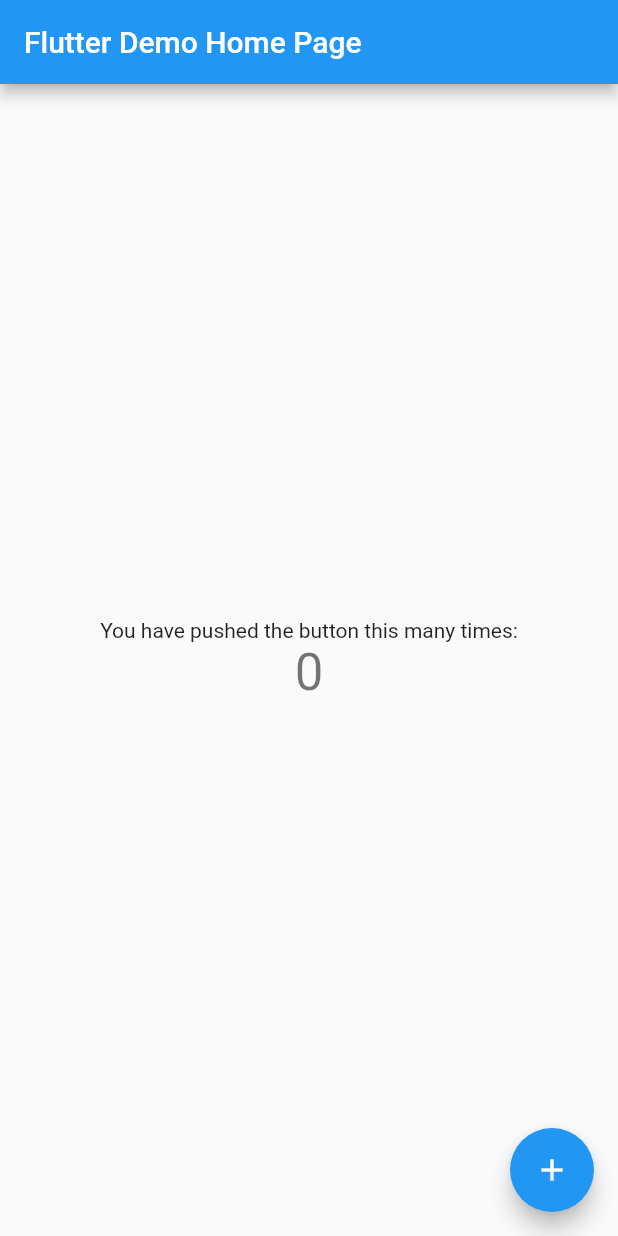
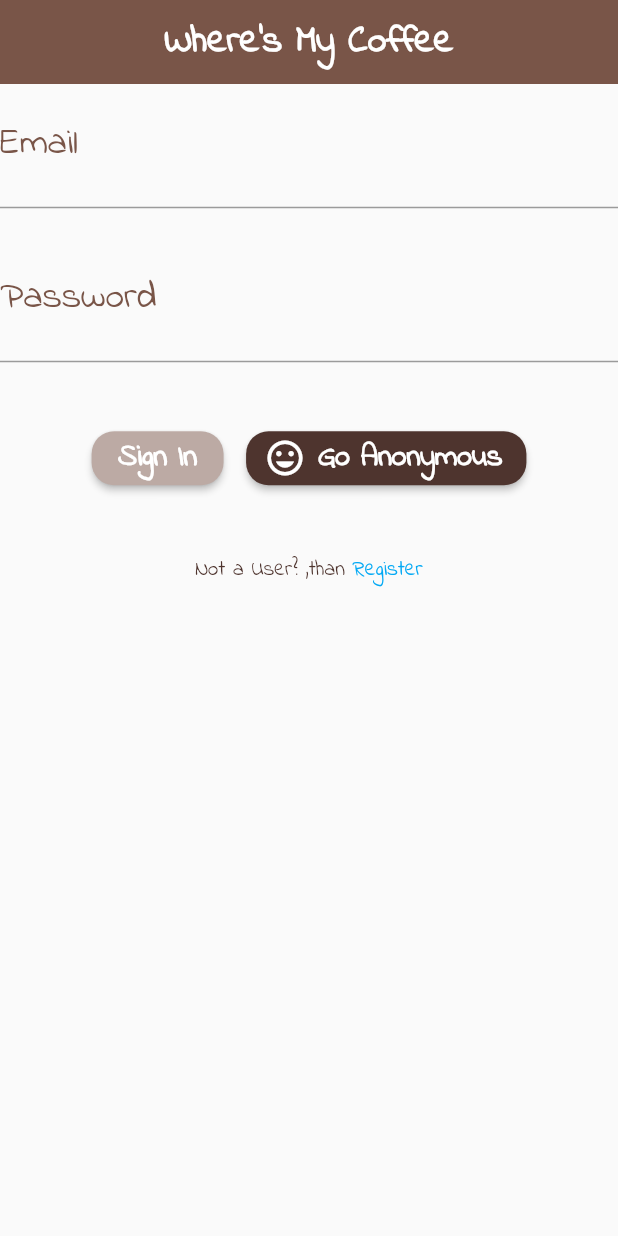
Before and after one commit to SyedMuhammadMuhid/Firebase, a Flutter app: the screen it shows after launch, on a phone screen of 412 x 824 dp. Run offline on Flutter 3.47's test engine with Material 2 defaults, Android fonts, the phone set to English and light mode, and no system bars; our stand-ins replace firebase_auth, firebase_core, flutter_spinkit; accounts and stored records are empty.

Commit message:
change in text

```diff
--- a/lib/main.dart
+++ b/lib/main.dart
@@ -1,117 +1,38 @@
+import 'package:fire_base/screens/authentication/register.dart';
+import 'package:fire_base/screens/authentication/signin.dart';
+import 'package:fire_base/screens/home/home.dart';
+import 'package:fire_base/screens/wrapper.dart';
+import 'package:fire_base/services/auth.dart';
+import 'package:firebase_auth/firebase_auth.dart';
+import 'package:firebase_core/firebase_core.dart';
 import 'package:flutter/material.dart';
+import 'package:provider/provider.dart';
 
-void main() {
-  runApp(MyApp());
+void main() async{
+  WidgetsFlutterBinding.ensureInitialized();
+  await Firebase.initializeApp();
+  runApp(StreamProvider<User>.value(
+      value: AuthService().user,
+      child:MaterialApp(
+    home: Main(),
+        /*routes: {
+      '/signin': (context)=> SignIn(),
+          '/signup': (context)=> Register(),
+        },*/
+
+  )));
 }
 
-class MyApp extends StatelessWidget {
-  // This widget is the root of your application.
+class Main extends StatefulWidget {
+  @override
+  _HomeState createState() => _HomeState();
+}
+
+class _HomeState extends State<Main> {
   @override
   Widget build(BuildContext context) {
-    return MaterialApp(
-      title: 'Flutter',
-      theme: ThemeData(
-        // This is the theme of your application.
-        //
-        // Try running your application with "flutter run". You'll see the
-        // application has a blue toolbar. Then, without quitting the app, try
-        // changing the primarySwatch below to Colors.green and then invoke
-        // "hot reload" (press "r" in the console where you ran "flutter run",
-        // or simply save your changes to "hot reload" in a Flutter IDE).
-        // Notice that the counter didn't reset back to zero; the application
-        // is not restarted.
-        primarySwatch: Colors.blue,
-        // This makes the visual density adapt to the platform that you run
-        // the app on. For desktop platforms, the controls will be smaller and
-        // closer together (more dense) than on mobile platforms.
-        visualDensity: VisualDensity.adaptivePlatformDensity,
-      ),
-      home: MyHomePage(title: 'Flutter Demo Home Page'),
-    );
+    //return Wrapper();
+
+    return Wrapper();
   }
 }
-
-class MyHomePage extends StatefulWidget {
-  MyHomePage({Key key, this.title}) : super(key: key);
-
-  // This widget is the home page of your application. It is stateful, meaning
-  // that it has a State object (defined below) that contains fields that affect
-  // how it looks.
-
-  // This class is the configuration for the state. It holds the values (in this
-  // case the title) provided by the parent (in this case the App widget) and
-  // used by the build method of the State. Fields in a Widget subclass are
-  // always marked "final".
-
-  final String title;
-
-  @override
-  _MyHomePageState createState() => _MyHomePageState();
-}
-
-class _MyHomePageState extends State<MyHomePage> {
-  int _counter = 0;
-
-  void _incrementCounter() {
-    setState(() {
-      // This call to setState tells the Flutter framework that something has
-      // changed in this State, which causes it to rerun the build method below
-      // so that the display can reflect the updated values. If we changed
-      // _counter without calling setState(), then the build method would not be
-      // called again, and so nothing would appear to happen.
-      _counter++;
-    });
-  }
-
-  @override
-  Widget build(BuildContext context) {
-    // This method is rerun every time setState is called, for instance as done
-    // by the _incrementCounter method above.
-    //
-    // The Flutter framework has been optimized to make rerunning build methods
-    // fast, so that you can just rebuild anything that needs updating rather
-    // than having to individually change instances of widgets.
-    return Scaffold(
-      appBar: AppBar(
-        // Here we take the value from the MyHomePage object that was created by
-        // the App.build method, and use it to set our appbar title.
-        title: Text(widget.title),
-      ),
-      body: Center(
-        // Center is a layout widget. It takes a single child and positions it
-        // in the middle of the parent.
-        child: Column(
-          // Column is also a layout widget. It takes a list of children and
-          // arranges them vertically. By default, it sizes itself to fit its
-          // children horizontally, and tries to be as tall as its parent.
-          //
-          // Invoke "debug painting" (press "p" in the console, choose the
-          // "Toggle Debug Paint" action from the Flutter Inspector in Android
-          // Studio, or the "Toggle Debug Paint" command in Visual Studio Code)
-          // to see the wireframe for each widget.
-          //
-          // Column has various properties to control how it sizes itself and
-          // how it positions its children. Here we use mainAxisAlignment to
-          // center the children vertically; the main axis here is the vertical
-          // axis because Columns are vertical (the cross axis would be
-          // horizontal).
-          mainAxisAlignment: MainAxisAlignment.center,
-          children: <Widget>[
-            Text(
-              'You have pushed the button this many times:',
-            ),
-            Text(
-              '$_counter',
-              style: Theme.of(context).textTheme.headline4,
-            ),
-          ],
-        ),
-      ),
-      floatingActionButton: FloatingActionButton(
-        onPressed: _incrementCounter,
-        tooltip: 'Increment',
-        child: Icon(Icons.add),
-      ), // This trailing comma makes auto-formatting nicer for build methods.
-    );
-  }
-}
--- /dev/null
+++ b/lib/screens/authentication/authentication.dart
@@ -0,0 +1,31 @@
+import 'package:fire_base/screens/authentication/register.dart';
+import 'package:fire_base/screens/authentication/signin.dart';
+import 'package:flutter/material.dart';
+
+
+class Authentication extends StatefulWidget {
+  @override
+  _AuthenticationState createState() => _AuthenticationState();
+}
+
+class _AuthenticationState extends State<Authentication> {
+  @override
+  bool toggler=true;
+  void changer_toggler()
+  {
+    setState(() {
+      toggler= !toggler;
+    });
+
+  }
+  Widget build(BuildContext context) {
+
+    if(toggler==true)
+      {
+        return Container(child:SignIn(changer_toggler: changer_toggler));
+      }
+    else if (toggler==false){
+      return Container(child:Register(changer_toggler: changer_toggler));
+    }
+  }
+}
--- /dev/null
+++ b/lib/screens/authentication/signin.dart
@@ -0,0 +1,184 @@
+import 'package:fire_base/screens/authentication/authentication.dart';
+import 'package:fire_base/screens/authentication/register.dart';
+import 'package:fire_base/services/auth.dart';
+import 'package:firebase_auth/firebase_auth.dart';
+import 'package:flutter/gestures.dart';
+import 'package:flutter/material.dart';
+import 'package:flutter/widgets.dart';
+import 'package:flutter_spinkit/flutter_spinkit.dart';
+import 'package:provider/provider.dart';
+
+
+class SignIn extends StatefulWidget {
+  @override
+  Function changer_toggler;
+  SignIn({this.changer_toggler});
+  _SignInState createState() => _SignInState();
+}
+
+class _SignInState extends State<SignIn> {
+  final AuthService _authService= AuthService();
+  final _key= GlobalKey<FormState>();
+  @override
+  bool isloading= false;
+  String email=' ';
+  String pass=' ';
+  Widget build(BuildContext context) {
+    final user=Provider.of<User>(context);
+
+    return Scaffold(
+      appBar: AppBar(
+        backgroundColor: Colors.brown[500],
+        title: Text("Where's My Coffee",
+        style: TextStyle(
+            fontSize: 25,
+          fontFamily: 'IndieFlower',
+          fontWeight: FontWeight.bold,
+
+        ),),
+        elevation: 0.0,
+        centerTitle: true,
+      ),
+      body: Center(
+        child: Column(
+          children:[
+            Form(
+              key: _key,
+              child: Column(
+                children: [
+                  TextFormField(
+                    validator: (val)=> val.isEmpty ? 'Enter Email': null,
+                    onChanged: (val){
+                      setState(() {
+                        email=val;
+                      });
+                    },
+                    style: TextStyle(
+                      fontFamily: 'IndieFlower',
+                      color: Colors.brown[800],
+                      fontSize: 25,
+                    ),
+                    decoration: InputDecoration(
+                    labelText: 'Email',
+                    labelStyle: TextStyle(
+                    fontSize: 25,
+                    fontFamily: 'IndieFlower',
+                        color: Colors.brown[500]
+                    ),)
+                  ),
+                  SizedBox(height: 20,),
+                  TextFormField(
+                    validator: (val)=> val.length <6 ? 'Password Length': null,
+                    obscureText: true,
+                    onChanged: (val){
+                      setState(() {
+                        pass=val;
+                      });
+                    },
+                    style: TextStyle(
+                        fontFamily: 'IndieFlower',
+                        color: Colors.brown[800],
+                        fontSize: 25,
+
+                  ),
+                        decoration: InputDecoration(
+                                labelText: 'Password',
+                                labelStyle: TextStyle(
+                                     fontSize: 25,
+                                     fontFamily: 'IndieFlower',
+                                     color: Colors.brown[500]
+                                 ),)),
+                ],
+              ),
+            ),
+          Container(
+            padding: EdgeInsets.symmetric(horizontal: 20,vertical: 40),
+          child: Row(
+            mainAxisAlignment: MainAxisAlignment.center,
+            children: [
+              RaisedButton(
+                color: Colors.brown[200],
+                onPressed: () async {
+                  if(_key.currentState.validate()){
+                    setState(() {
+                      isloading=true;
+                    });
+                   dynamic result= await _authService.SignInwithEmailPass(email, pass);
+                   if( result ==null){
+                      print('invalidity occured while signing in');
+                   }
+                  }
+
+                },
+                shape: RoundedRectangleBorder(
+                    borderRadius: BorderRadius.circular(15)
+                ),
+                child: Text('Sign In',
+                  style: TextStyle(
+                    color: Colors.white,
+                    fontFamily: 'IndieFlower',
+                    fontSize: 20,
+                    fontWeight: FontWeight.bold,)),
+              ),
+              SizedBox(width: 15,),
+              RaisedButton.icon(
+                shape: RoundedRectangleBorder(
+                  borderRadius: BorderRadius.circular(15)
+                ),
+                onPressed: () async{
+
+                      setState(() {
+                        isloading=true;
+                      });
+
+
+                  dynamic result= await _authService.SigninAnon();
+                  if(result == null){
+                    print('error, the anonymous sign in failed');
+                  }
+                  else{
+                    print('the anonymous sign in passed');
+                    print (result.uid);
+                  }
+                },
+                icon: Icon(Icons.tag_faces, size: 28,color: Colors.white,),
+                label:  Text('Go Anonymous',
+                  style: TextStyle(
+                    color: Colors.white,
+                    fontFamily: 'IndieFlower',
+                    fontSize: 20,
+                    fontWeight: FontWeight.bold,
+                  ),),
+                  color: Colors.brown[800],
+
+              ),
+            ],
+          ),
+        ),
+
+            RichText(
+            text: TextSpan(
+    style: TextStyle(color: Colors.brown[800], fontFamily: 'IndieFLower'),
+    children: <TextSpan>[
+    TextSpan(text: 'Not a User? ,than '),
+    TextSpan(
+    text: 'Register',
+    style: TextStyle(color: Colors.lightBlue, fontFamily: 'IndieFlower'),
+    recognizer: TapGestureRecognizer()
+    ..onTap = () {
+    print('I Was CLicked');
+    widget.changer_toggler();
+
+   // Navigator.pushNamed(context, '/signup');
+    }),
+    ],
+    ),
+    ),
+        SizedBox(height:15),
+        isloading ? SpinKitWave(color: Colors.brown[500], size: 50,): SizedBox(height: 50)],
+        ),
+      )
+
+    );
+  }
+}
--- /dev/null
+++ b/lib/screens/little_menu.dart
@@ -0,0 +1,7 @@
+class LittleMenu{
+
+  static const String edit='Edit';
+  static const String signout= 'Sign Out';
+
+  List<String> choices=[edit, signout];
+}
--- /dev/null
+++ b/lib/screens/wrapper.dart
@@ -0,0 +1,27 @@
+
+import 'package:fire_base/screens/authentication/authentication.dart';
+import 'package:fire_base/screens/home/home.dart';
+import 'package:firebase_auth/firebase_auth.dart';
+import 'package:flutter/material.dart';
+import 'package:provider/provider.dart';
+
+class Wrapper extends StatefulWidget {
+  @override
+  _WrapperState createState() => _WrapperState();
+}
+
+class _WrapperState extends State<Wrapper> {
+  @override
+  Widget build(BuildContext context) {
+
+    final user=Provider.of<User>(context);
+    print(user);
+    // return either home or authenticate widget
+    if(user==null){
+      return Authentication();
+    }
+    else if(user!=null){
+      return Home();
+    }
+  }
+}
--- /dev/null
+++ b/lib/services/auth.dart
@@ -0,0 +1,64 @@
+
+import 'package:firebase_auth/firebase_auth.dart';
+
+class AuthService{
+
+  final FirebaseAuth _auth= FirebaseAuth.instance;
+
+  // auth user stream
+  Stream <User> get user{
+    return _auth.authStateChanges();
+  }
+  // sign in anonomusly
+
+Future SigninAnon() async {
+  try{
+  UserCredential result= await _auth.signInAnonymously();
+  User user= result.user;
+  return user;
+  }
+  catch(e){
+    print(e.toString());
+    return null;
+  }
+
+}
+Future SignUpwithEmailPass(String email, String pass) async{
+    try{
+     UserCredential result = await _auth.createUserWithEmailAndPassword(email: email, password: pass);
+     User user= result.user;
+     return user;
+    }
+    catch(e){
+      print('$e, an error in signing up');
+      return null;
+    }
+}
+Future SignInwithEmailPass(String email, String pass) async
+{
+ try {
+   UserCredential result = await _auth.signInWithEmailAndPassword(
+       email: email, password: pass);
+   User user = result.user;
+   return user;
+ }
+  catch(e){
+    print('$e, an error in signing in');
+    return null;
+}
+}
+
+Future Signout() async{
+    try{
+      return await _auth.signOut();
+    }
+    catch(e){
+      print('error $e, when Signing out');
+      return null;
+    }
+}
+
+  // sign up with email and password
+  // sign in with email and password
+  // sign out
+}
```
Also changed, not shown: lib/screens/authentication/register.dart (added, +165 -0 lines), lib/screens/home/home.dart (added, +49 -0 lines), pubspec.yaml (+9 -1 lines), fonts/IndieFlower-Regular.ttf (added), pubspec.lock, 4 other files.
